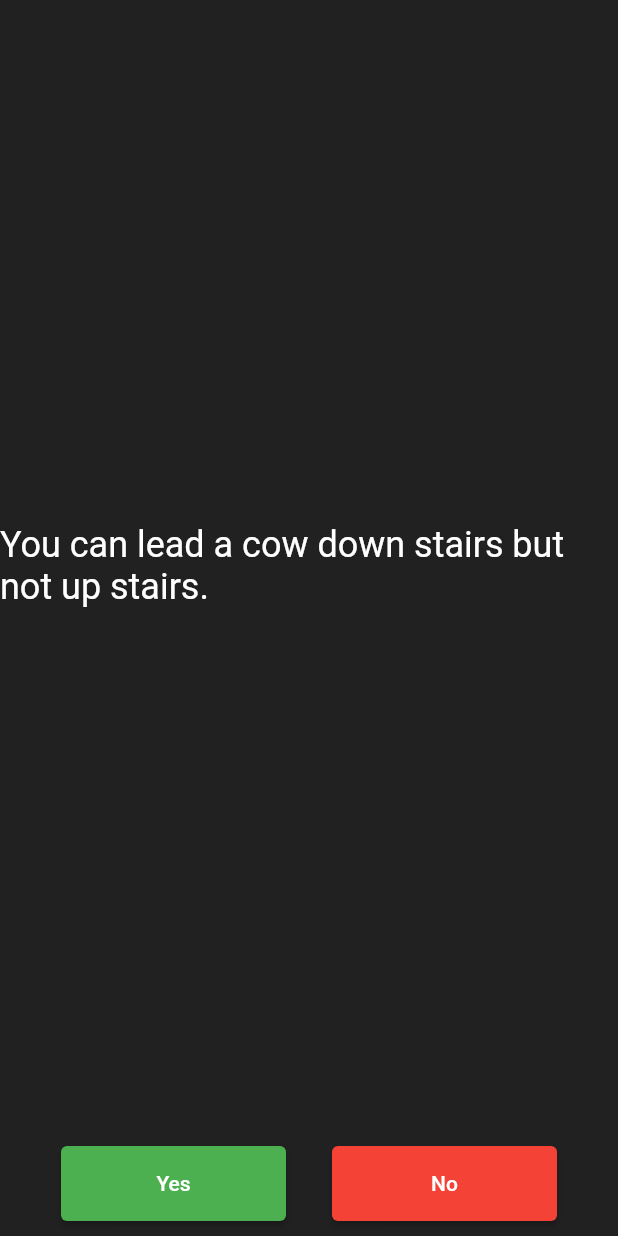
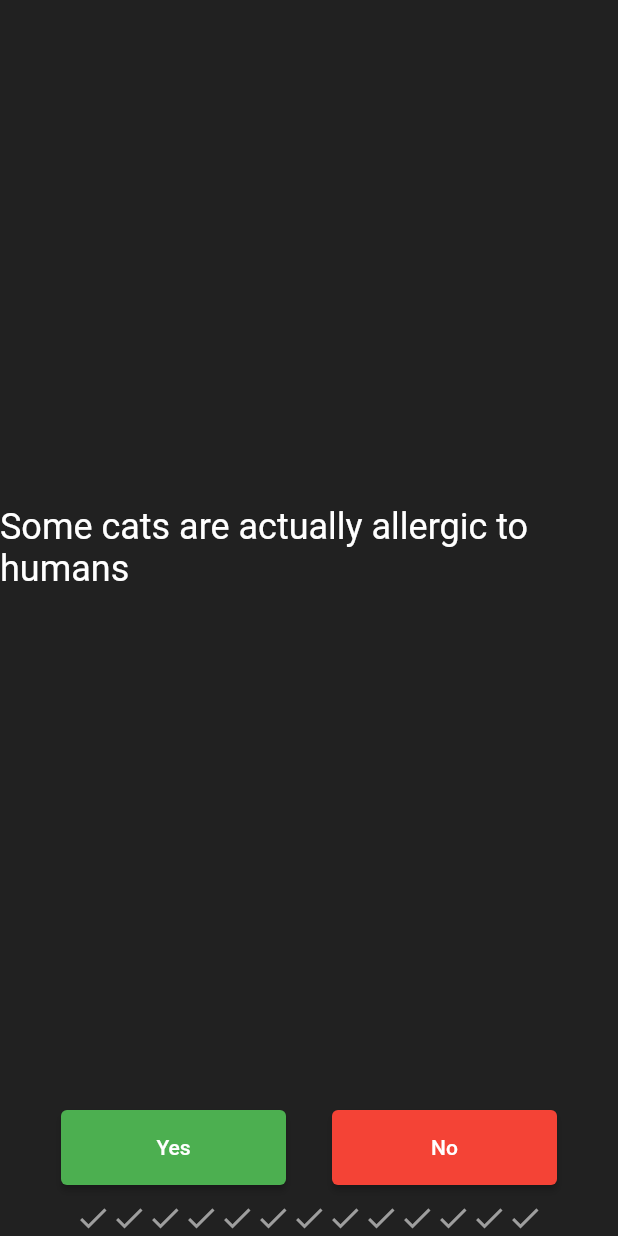
Before and after one commit to jazzman80/quizzler, a Flutter app: the screen it shows after launch, on a phone screen of 412 x 824 dp. Run offline on Flutter 3.47's test engine with Material 2 defaults, Android fonts, the phone set to English and light mode, and no system bars.

```diff
--- a/lib/main.dart
+++ b/lib/main.dart
@@ -1,5 +1,5 @@
 import 'package:flutter/material.dart';
-import 'question.dart';
+import 'quiz.dart';
 
 void main() {
   runApp(const MyApp());
@@ -30,15 +30,7 @@ class MainPage extends StatefulWidget {
 }
 
 class _MainPageState extends State<MainPage> {
-  List<Icon> scoreKeeper = [];
-
-  List<Question> questions = [
-    Question('You can lead a cow down stairs but not up stairs.', false),
-    Question('Approximately one quarter of human bones are in the feet.', true),
-    Question('Slug\'s blood is green.', true),
-  ];
-
-  int questionNumber = 0;
+  Quiz quiz = Quiz();
 
   @override
   Widget build(BuildContext context) {
@@ -47,7 +39,7 @@ class _MainPageState extends State<MainPage> {
         Expanded(
           child: Center(
             child: Text(
-              questions[questionNumber].text,
+              quiz.getQuestionText(),
               style: const TextStyle(
                 color: Colors.white,
                 fontSize: 24,
@@ -63,7 +55,7 @@ class _MainPageState extends State<MainPage> {
               ElevatedButton(
                 onPressed: () {
                   setState(() {
-                    questionNumber++;
+                    quiz.nextQuestion(true);
                   });
                 },
                 child: const Text('Yes'),
@@ -75,7 +67,7 @@ class _MainPageState extends State<MainPage> {
               ElevatedButton(
                 onPressed: () {
                   setState(() {
-                    questionNumber++;
+                    quiz.nextQuestion(playerAnswer: false);
                   });
                 },
                 child: const Text('No'),
@@ -88,7 +80,8 @@ class _MainPageState extends State<MainPage> {
           ),
         ),
         Row(
-          children: scoreKeeper,
+          mainAxisAlignment: MainAxisAlignment.center,
+          children: quiz.scoreKeeper.getIconsList(),
         )
       ],
     );
--- /dev/null
+++ b/lib/quiz.dart
@@ -0,0 +1,96 @@
+import 'package:flutter/material.dart';
+
+class Quiz {
+  ScoreKeeper scoreKeeper = ScoreKeeper();
+  int _questionNumber = 0;
+
+  Quiz() {
+    scoreKeeper.createIconsPool(_questions.length);
+  }
+
+  final List<Question> _questions = [
+    Question('Some cats are actually allergic to humans', true),
+    Question('You can lead a cow down stairs but not up stairs.', false),
+    Question('Approximately one quarter of human bones are in the feet.', true),
+    Question('A slug\'s blood is green.', true),
+    Question('Buzz Aldrin\'s mother\'s maiden name was \"Moon\".', true),
+    Question('It is illegal to pee in the Ocean in Portugal.', true),
+    Question(
+        'No piece of square dry paper can be folded in half more than 7 times.',
+        false),
+    Question(
+        'In London, UK, if you happen to die in the House of Parliament, you are technically entitled to a state funeral, because the building is considered too sacred a place.',
+        true),
+    Question(
+        'The loudest sound produced by any animal is 188 decibels. That animal is the African Elephant.',
+        false),
+    Question(
+        'The total surface area of two human lungs is approximately 70 square metres.',
+        true),
+    Question('Google was originally called \"Backrub\".', true),
+    Question(
+        'Chocolate affects a dog\'s heart and nervous system; a few ounces are enough to kill a small dog.',
+        true),
+    Question(
+        'In West Virginia, USA, if you accidentally hit an animal with your car, you are free to take it home to eat.',
+        true),
+  ];
+
+  void nextQuestion(bool playerAnswer) {
+    scoreKeeper.setAnswerIcon(
+        _questionNumber, isPlayerAnswerCorrect(playerAnswer));
+    if (_questionNumber < _questions.length - 1) _questionNumber++;
+  }
+
+  String getQuestionText() {
+    return _questions[_questionNumber].text;
+  }
+
+  bool isPlayerAnswerCorrect({required bool playerAnswer}) {
+    if (playerAnswer == _questions[_questionNumber].answer) {
+      return true;
+    } else {
+      return false;
+    }
+  }
+}
+
+class Question {
+  String text;
+  bool answer;
+
+  Question(this.text, this.answer);
+}
+
+class ScoreKeeper {
+  final List<Icon> _iconsList = [];
+
+  void createIconsPool(int length) {
+    for (int i = 0; i < length; i++) {
+      _iconsList.add(
+        const Icon(
+          Icons.check,
+          color: Colors.grey,
+        ),
+      );
+    }
+  }
+
+  void setAnswerIcon(int questionNumber, bool isPlayerAnswerCorrect) {
+    if (isPlayerAnswerCorrect) {
+      _iconsList[questionNumber] = const Icon(
+        Icons.check,
+        color: Colors.green,
+      );
+    } else {
+      _iconsList[questionNumber] = const Icon(
+        Icons.close,
+        color: Colors.red,
+      );
+    }
+  }
+
+  List<Icon> getIconsList() {
+    return _iconsList;
+  }
+}
```
Also changed, not shown: lib/question.dart (deleted, +0 -8 lines).
